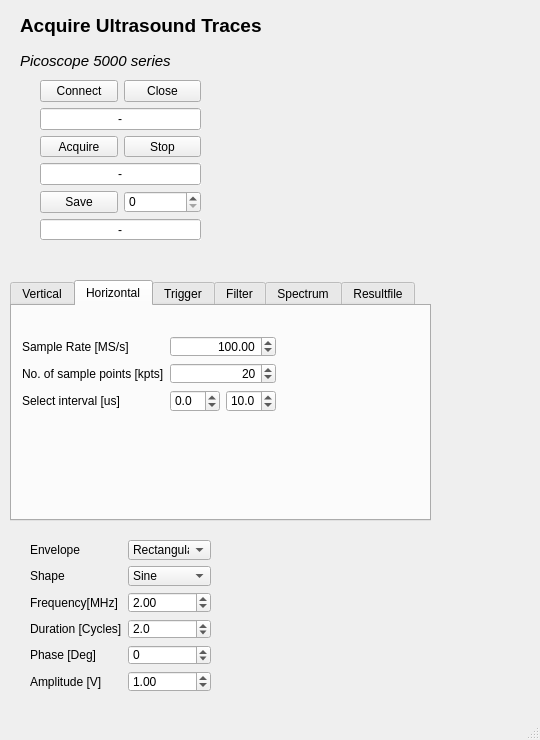
Before: the Qt Designer form acquire-ultrasound/python/code/aquire_ultrasound_gui.ui in Lars27/ultrasound-measurements, drawn with Qt 5.
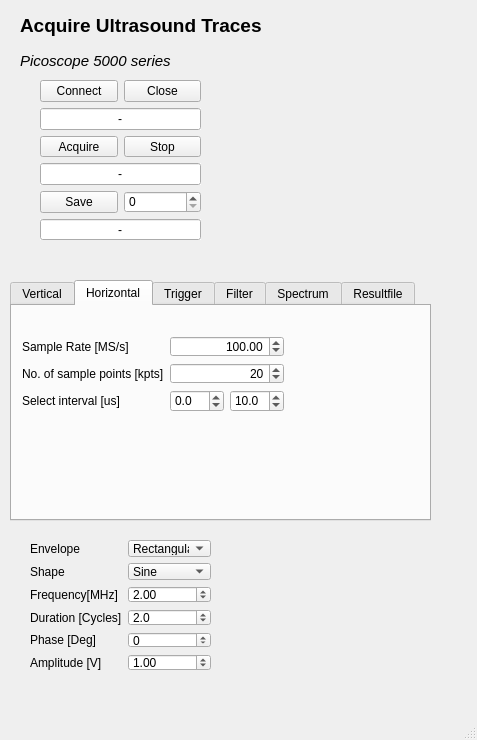
After: the same form once the commit is applied. The open tabs and pages were chosen to show the change.

What changed in the file:
```diff
--- a/acquire-ultrasound/python/code/aquire_ultrasound_gui.ui
+++ b/acquire-ultrasound/python/code/aquire_ultrasound_gui.ui
@@ -9,7 +9,7 @@
    <rect>
     <x>0</x>
     <y>0</y>
-    <width>540</width>
+    <width>477</width>
     <height>740</height>
    </rect>
   </property>
@@ -739,7 +739,7 @@
        <rect>
         <x>10</x>
         <y>30</y>
-        <width>254</width>
+        <width>262</width>
         <height>76</height>
        </rect>
       </property>
@@ -1640,7 +1640,7 @@
       <x>30</x>
       <y>540</y>
       <width>181</width>
-      <height>152</height>
+      <height>131</height>
      </rect>
     </property>
     <layout class="QFormLayout" name="formLayout_6">
```
Left out of the diff: 2 changed lines with no effect on the pictures.
